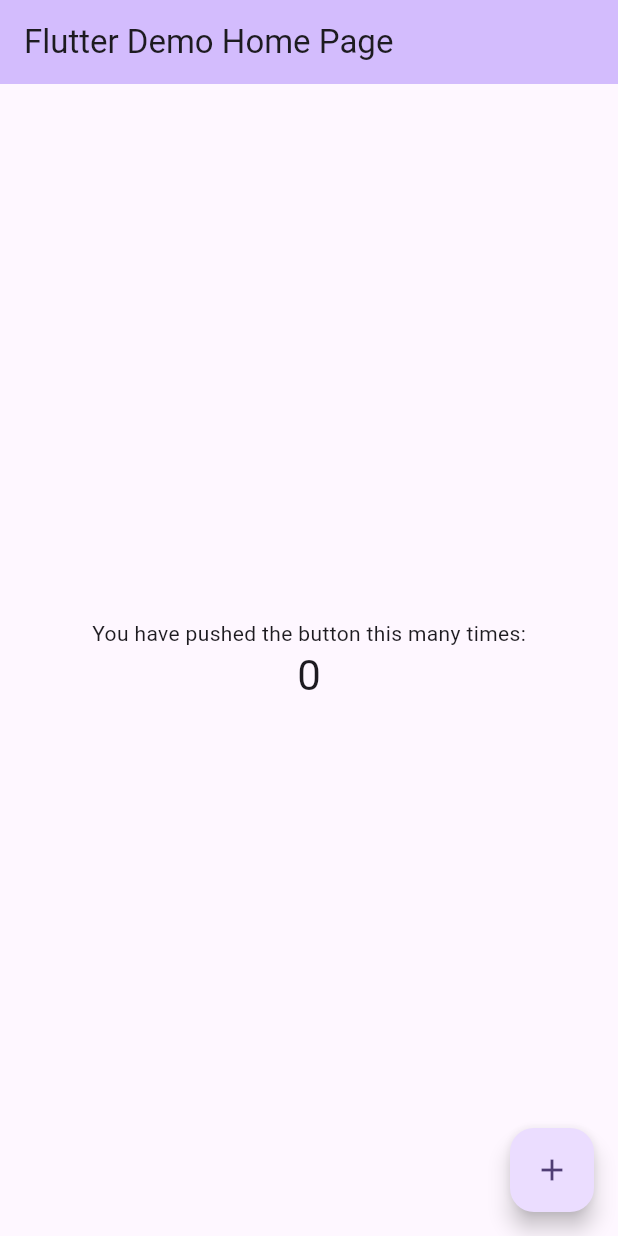
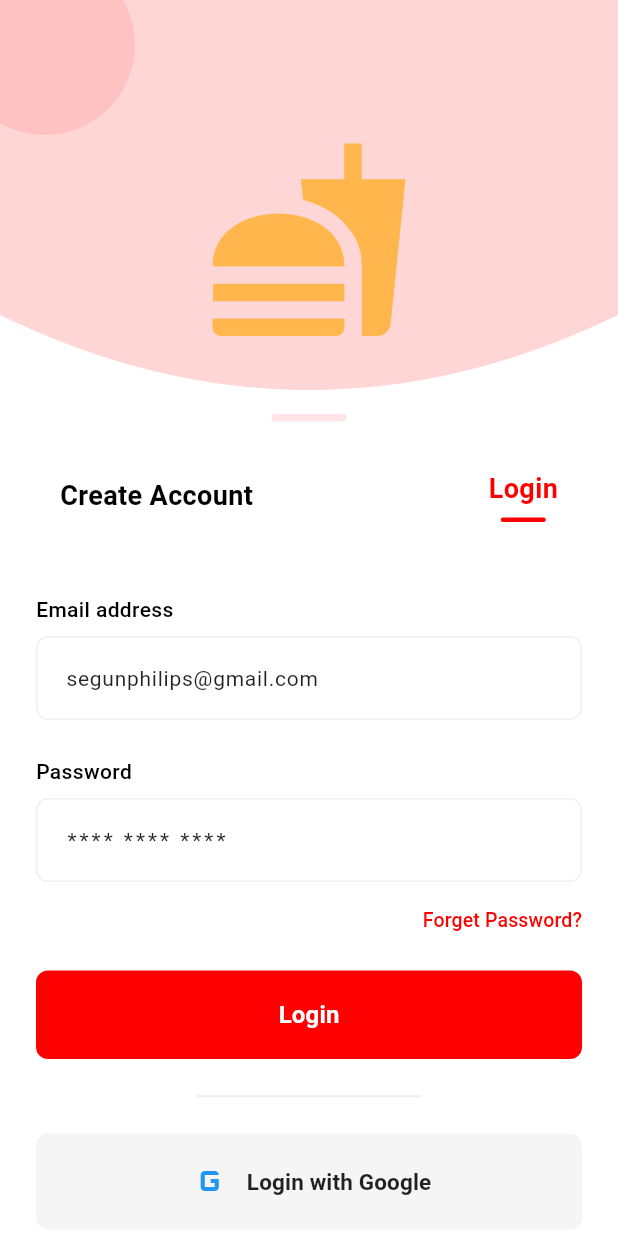
Before and after one commit to Truc350/appOrderFood, a Flutter app: the screen it shows after launch, on a phone screen of 412 x 824 dp. Run offline on Flutter 3.47's test engine with Material 3 defaults, Android fonts, the phone set to English and light mode, and no system bars; network calls fail.

Commit message:
push trang đăng nhập

```diff
--- a/lib/main.dart
+++ b/lib/main.dart
@@ -1,4 +1,5 @@
 import 'package:flutter/material.dart';
+import 'screens/login_screen.dart';
 
 void main() {
   runApp(const MyApp());
@@ -22,15 +23,16 @@ class MyApp extends StatelessWidget {
         // reload" button in a Flutter-supported IDE, or press "r" if you used
         // the command line to start the app).
         //
+
         // Notice that the counter didn't reset back to zero; the application
         // state is not lost during the reload. To reset the state, use hot
         // restart instead.
         //
         // This works for code too, not just values: Most code changes can be
         // tested with just a hot reload.
-        colorScheme: .fromSeed(seedColor: Colors.deepPurple),
+        colorScheme: ColorScheme.fromSeed(seedColor: const Color(0xFFD81F19)),
       ),
-      home: const MyHomePage(title: 'Flutter Demo Home Page'),
+      home: const LoginScreen(),
     );
   }
 }
--- /dev/null
+++ b/lib/screens/login_screen.dart
@@ -0,0 +1,311 @@
+import 'package:flutter/material.dart';
+
+class LoginScreen extends StatefulWidget {
+  const LoginScreen({super.key});
+
+  @override
+  State<LoginScreen> createState() => _LoginScreenState();
+}
+
+class _LoginScreenState extends State<LoginScreen> {
+  final _emailController = TextEditingController();
+  final _passwordController = TextEditingController();
+
+  @override
+  void dispose() {
+    _emailController.dispose();
+    _passwordController.dispose();
+    super.dispose();
+  }
+
+  @override
+  Widget build(BuildContext context) {
+    const primaryColor = Color(0xFFFF0000); // Red
+    const lightPink = Color(0xFFFFD6D6); // Header background
+    const inputBorderColor = Color(0xFFF0F0F0); // Very light grey
+
+    return Scaffold(
+      backgroundColor: Colors.white,
+      body: SingleChildScrollView(
+        child: Column(
+          children: [
+            // Top Illustration
+            Stack(
+              children: [
+                ClipPath(
+                  clipper: HeaderClipper(),
+                  child: Container(
+                    height: 260,
+                    width: double.infinity,
+                    color: lightPink,
+                    // We don't have the exact asset, so we simulate it with an icon
+                    child: Padding(
+                      padding: const EdgeInsets.only(top: 60.0),
+                      child: Icon(
+                        Icons.fastfood,
+                        size: 140,
+                        color: Colors.orange.shade300,
+                      ),
+                    ),
+                  ),
+                ),
+                // Left pink abstract shape
+                Positioned(
+                  top: -30,
+                  left: -30,
+                  child: Container(
+                    width: 120,
+                    height: 120,
+                    decoration: BoxDecoration(
+                      color: const Color(0xFFFFC2C2),
+                      borderRadius: BorderRadius.circular(60),
+                    ),
+                  ),
+                ),
+              ],
+            ),
+
+            const SizedBox(height: 16),
+
+            // Light pink drag handle
+            Center(
+              child: Container(
+                width: 50,
+                height: 5,
+                decoration: BoxDecoration(
+                  color: const Color(0xFFFFE5E5),
+                  borderRadius: BorderRadius.circular(10),
+                ),
+              ),
+            ),
+
+            const SizedBox(height: 32),
+
+            // "Create Account" and "Login" Tabs
+            Padding(
+              padding: const EdgeInsets.symmetric(horizontal: 40.0),
+              child: Row(
+                mainAxisAlignment: MainAxisAlignment.spaceBetween,
+                children: [
+                  const Text(
+                    'Create Account',
+                    style: TextStyle(
+                      fontSize: 18,
+                      fontWeight: FontWeight.bold,
+                      color: Colors.black,
+                    ),
+                  ),
+                  Column(
+                    children: [
+                      const Text(
+                        'Login',
+                        style: TextStyle(
+                          fontSize: 18,
+                          fontWeight: FontWeight.bold,
+                          color: primaryColor,
+                        ),
+                      ),
+                      const SizedBox(height: 6),
+                      Container(
+                        width: 30,
+                        height: 3,
+                        decoration: BoxDecoration(
+                          color: primaryColor,
+                          borderRadius: BorderRadius.circular(2),
+                        ),
+                      ),
+                    ],
+                  ),
+                ],
+              ),
+            ),
+
+            const SizedBox(height: 48),
+
+            // Form Fields
+            Padding(
+              padding: const EdgeInsets.symmetric(horizontal: 24.0),
+              child: Column(
+                crossAxisAlignment: CrossAxisAlignment.stretch,
+                children: [
+                  // Email address label
+                  const Text(
+                    'Email address',
+                    style: TextStyle(
+                      fontSize: 14,
+                      fontWeight: FontWeight.w500,
+                      color: Colors.black,
+                    ),
+                  ),
+                  const SizedBox(height: 8),
+                  TextField(
+                    controller: _emailController,
+                    decoration: InputDecoration(
+                      hintText: 'segunphilips@gmail.com',
+                      hintStyle: const TextStyle(
+                        color: Colors.black87,
+                        fontSize: 14,
+                      ),
+                      contentPadding: const EdgeInsets.symmetric(
+                          horizontal: 16, vertical: 16),
+                      enabledBorder: OutlineInputBorder(
+                        borderRadius: BorderRadius.circular(8),
+                        borderSide: const BorderSide(color: inputBorderColor),
+                      ),
+                      focusedBorder: OutlineInputBorder(
+                        borderRadius: BorderRadius.circular(8),
+                        borderSide: const BorderSide(color: primaryColor),
+                      ),
+                    ),
+                  ),
+
+                  const SizedBox(height: 24),
+
+                  // Password label
+                  const Text(
+                    'Password',
+                    style: TextStyle(
+                      fontSize: 14,
+                      fontWeight: FontWeight.w500,
+                      color: Colors.black,
+                    ),
+                  ),
+                  const SizedBox(height: 8),
+                  TextField(
+                    controller: _passwordController,
+                    obscureText: true,
+                    decoration: InputDecoration(
+                      hintText: '**** **** ****',
+                      hintStyle: const TextStyle(
+                        color: Colors.black87,
+                        letterSpacing: 2,
+                        fontSize: 14,
+                      ),
+                      contentPadding: const EdgeInsets.symmetric(
+                          horizontal: 16, vertical: 16),
+                      enabledBorder: OutlineInputBorder(
+                        borderRadius: BorderRadius.circular(8),
+                        borderSide: const BorderSide(color: inputBorderColor),
+                      ),
+                      focusedBorder: OutlineInputBorder(
+                        borderRadius: BorderRadius.circular(8),
+                        borderSide: const BorderSide(color: primaryColor),
+                      ),
+                    ),
+                  ),
+
+                  const SizedBox(height: 16),
+
+                  // Forget Password?
+                  Align(
+                    alignment: Alignment.centerRight,
+                    child: TextButton(
+                      onPressed: () {},
+                      style: TextButton.styleFrom(
+                        foregroundColor: primaryColor,
+                        padding: EdgeInsets.zero,
+                        minimumSize: Size.zero,
+                        tapTargetSize: MaterialTapTargetSize.shrinkWrap,
+                      ),
+                      child: const Text(
+                        'Forget Password?',
+                        style: TextStyle(
+                          fontSize: 13,
+                          fontWeight: FontWeight.w500,
+                        ),
+                      ),
+                    ),
+                  ),
+
+                  const SizedBox(height: 24),
+
+                  // Login Button
+                  ElevatedButton(
+                    onPressed: () {},
+                    style: ElevatedButton.styleFrom(
+                      backgroundColor: primaryColor,
+                      foregroundColor: Colors.white,
+                      padding: const EdgeInsets.symmetric(vertical: 18),
+                      shape: RoundedRectangleBorder(
+                        borderRadius: BorderRadius.circular(8),
+                      ),
+                      elevation: 0,
+                    ),
+                    child: const Text(
+                      'Login',
+                      style: TextStyle(
+                        fontSize: 16,
+                        fontWeight: FontWeight.bold,
+                      ),
+                    ),
+                  ),
+
+                  const SizedBox(height: 24),
+
+                  // Small divider below login
+                  Center(
+                    child: Container(
+                      height: 1.5,
+                      width: 150,
+                      color: const Color(0xFFF0F0F0),
+                    ),
+                  ),
+
+                  const SizedBox(height: 24),
+
+                  // Login with Google Button
+                  ElevatedButton.icon(
+                    onPressed: () {},
+                    icon: Image.network(
+                      'https://upload.wikimedia.org/wikipedia/commons/thumb/c/c1/Google_%22G%22_logo.svg/120px-Google_%22G%22_logo.svg.png',
+                      height: 24,
+                      errorBuilder: (context, error, stackTrace) =>
+                          const Icon(Icons.g_mobiledata, size: 32, color: Colors.blue),
+                    ),
+                    label: const Text(
+                      'Login with Google',
+                      style: TextStyle(
+                        color: Colors.black87,
+                        fontSize: 15,
+                        fontWeight: FontWeight.w600,
+                      ),
+                    ),
+                    style: ElevatedButton.styleFrom(
+                      backgroundColor: const Color(0xFFF5F5F5),
+                      foregroundColor: Colors.black,
+                      padding: const EdgeInsets.symmetric(vertical: 16),
+                      shape: RoundedRectangleBorder(
+                        borderRadius: BorderRadius.circular(8),
+                      ),
+                      elevation: 0,
+                    ),
+                  ),
+                  const SizedBox(height: 48),
+                ],
+              ),
+            ),
+          ],
+        ),
+      ),
+    );
+  }
+}
+
+class HeaderClipper extends CustomClipper<Path> {
+  @override
+  Path getClip(Size size) {
+    var path = Path();
+    path.lineTo(0, size.height - 50);
+    // Draw an elliptical arc to the other side
+    path.quadraticBezierTo(
+      size.width / 2, size.height + 50,
+      size.width, size.height - 50,
+    );
+    path.lineTo(size.width, 0);
+    path.close();
+    return path;
+  }
+
+  @override
+  bool shouldReclip(covariant CustomClipper<Path> oldClipper) => false;
+}
```
